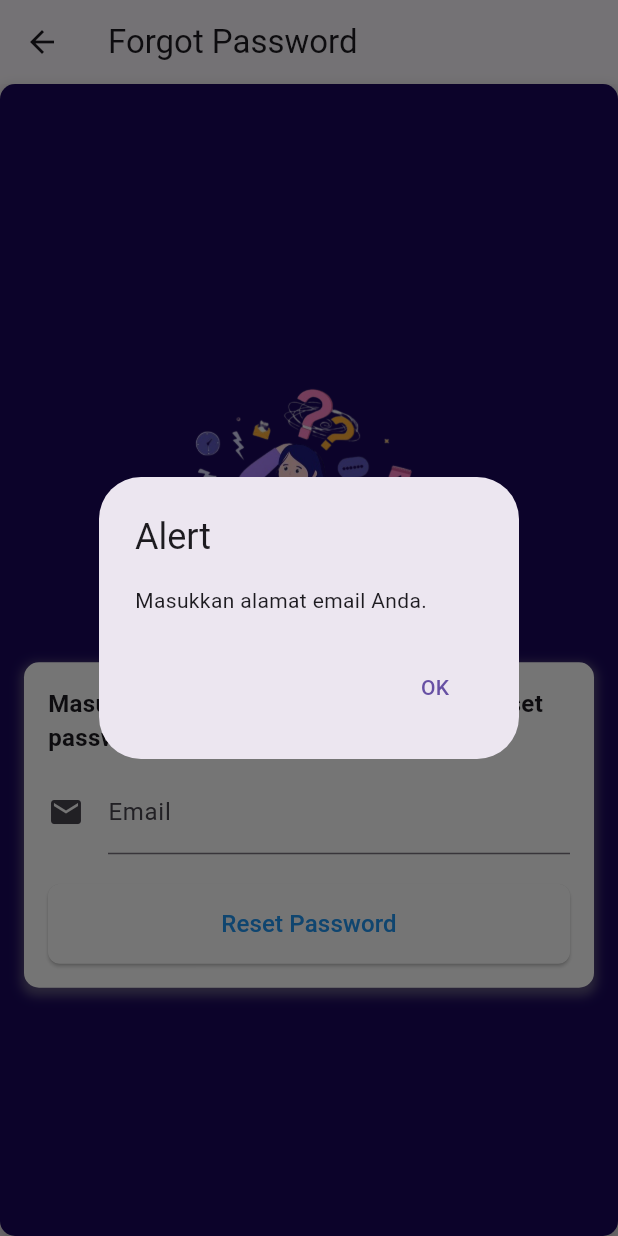
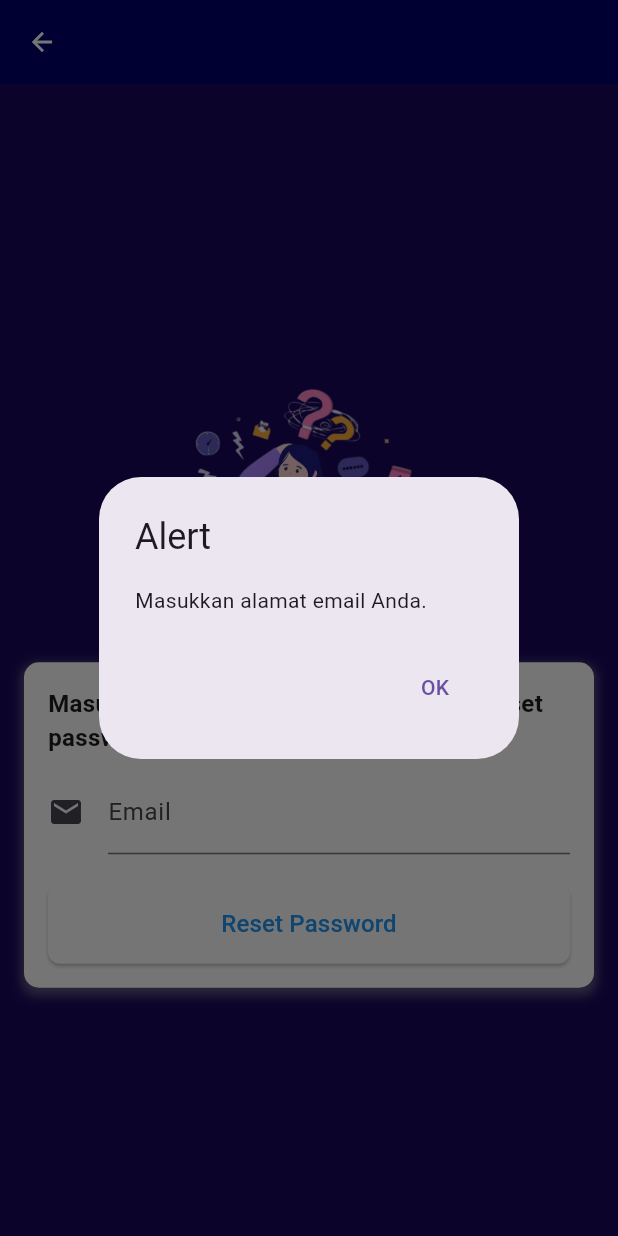
Before and after one commit to Joseph2702/kimiafarma, a Flutter app: the ForgotPage screen opened by its route, after a tap on "Reset Password", on a phone screen of 412 x 824 dp. Run offline on Flutter 3.47's test engine with Material 3 defaults, Android fonts, the phone set to English and light mode, and no system bars; our stand-ins replace file_picker, firebase_auth, firebase_core, flutter_svg; accounts and stored records are empty.

Commit message:
push forgot pass

```diff
--- a/lib/screen/forgot-page.dart
+++ b/lib/screen/forgot-page.dart
@@ -1,4 +1,6 @@
 import 'package:flutter/material.dart';
+import 'package:kimiafarma/component/theme.dart';
+import 'package:firebase_auth/firebase_auth.dart';
 
 class ForgotPage extends StatefulWidget {
   @override
@@ -6,7 +8,6 @@ class ForgotPage extends StatefulWidget {
 }
 
 class _ForgotPageState extends State<ForgotPage> {
-
   void _showErrorAlert(String message) {
     ScaffoldMessenger.of(context).showSnackBar(
       SnackBar(
@@ -41,18 +42,37 @@ class _ForgotPageState extends State<ForgotPage> {
     );
   }
 
+  Future<void> _sendPasswordResetEmail(String email) async {
+    try {
+      await FirebaseAuth.instance.sendPasswordResetEmail(email: email);
+      _showAlertDialog('Link reset password telah dikirim ke email Anda.');
+    } catch (error) {
+      print('Error: $error');
+      _showAlertDialog(
+          'Gagal mengirim email reset password. Silakan coba lagi.');
+    }
+  }
+
   @override
   Widget build(BuildContext context) {
     return Scaffold(
       appBar: AppBar(
-        title: Text('Forgot Password'),
-        backgroundColor: Color.fromARGB(94, 250, 251, 252),
+        backgroundColor: colorBlueBase, // Transparent background
+        elevation: 0,
+        leading: IconButton(
+            icon: Icon(
+              Icons.arrow_back,
+              color: Colors.white,
+              size: 20,
+            ),
+            onPressed: () => Navigator.pushNamedAndRemoveUntil(
+                context, 'login_page', (route) => false)),
       ),
       body: Center(
         child: Container(
           padding: EdgeInsets.all(16.0),
           decoration: BoxDecoration(
-            borderRadius: BorderRadius.circular(10.0),
+            borderRadius: BorderRadius.circular(0.0),
             color: Color.fromARGB(255, 26, 7, 92),
             boxShadow: [
               BoxShadow(
@@ -109,8 +129,7 @@ class _ForgotPageState extends State<ForgotPage> {
                       onPressed: () {
                         String email = emailController.text.trim();
                         if (email.isNotEmpty) {
-                          _showAlertDialog(
-                              'Link reset password telah dikirim ke email Anda.');
+                          _sendPasswordResetEmail(email);
                         } else {
                           _showAlertDialog('Masukkan alamat email Anda.');
                         }
```
